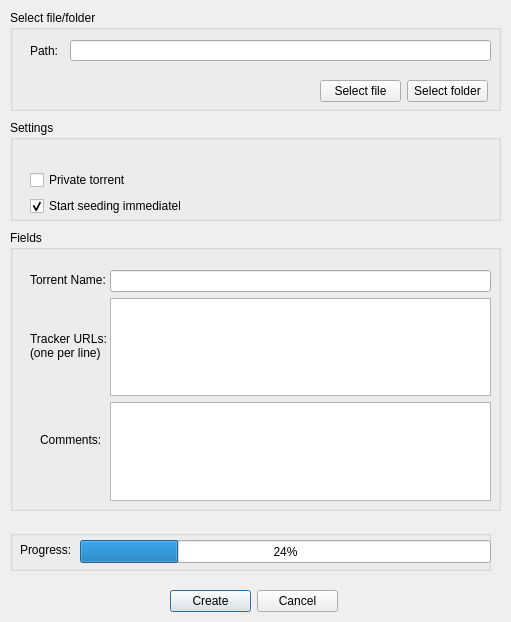
ambarishsatheesh/Bittorrent-Client, file BittorrentGUI/createtorrent.ui: the form before one commit.
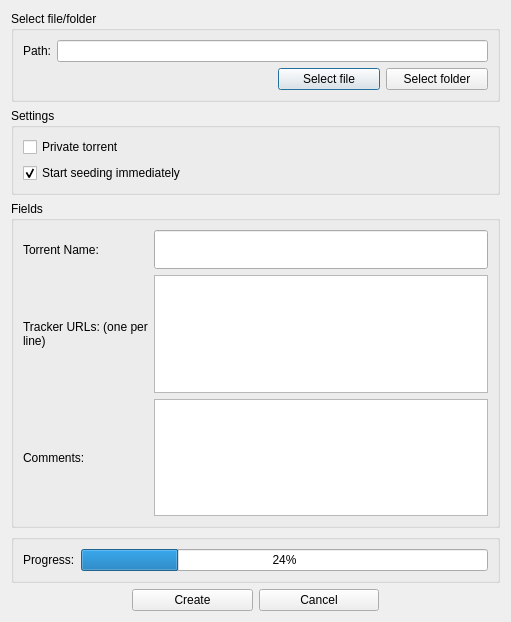
The form after the commit.

Commit message: -add proper layouts to createTorrent ui designer form so that it scales properly

```diff
--- a/BittorrentGUI/createtorrent.ui
+++ b/BittorrentGUI/createtorrent.ui
@@ -13,109 +13,42 @@
   <property name="windowTitle">
    <string>Dialog</string>
   </property>
-  <widget class="QWidget" name="layoutWidget">
-   <property name="geometry">
-    <rect>
-     <x>170</x>
-     <y>590</y>
-     <width>168</width>
-     <height>23</height>
-    </rect>
-   </property>
-   <layout class="QHBoxLayout" name="finalButtons">
+  <layout class="QVBoxLayout" name="verticalLayout_2">
     <item>
-     <widget class="QPushButton" name="buttonCreate">
-      <property name="text">
-       <string>Create</string>
-      </property>
-     </widget>
-    </item>
-    <item>
-     <widget class="QPushButton" name="buttonCancel">
-      <property name="text">
-       <string>Cancel</string>
-      </property>
-     </widget>
-    </item>
-   </layout>
-  </widget>
-  <widget class="QGroupBox" name="settingsGroup">
-   <property name="geometry">
-    <rect>
-     <x>10</x>
-     <y>120</y>
-     <width>491</width>
-     <height>101</height>
-    </rect>
-   </property>
-   <property name="title">
-    <string>Settings</string>
-   </property>
-   <widget class="QWidget" name="layoutWidget">
-    <property name="geometry">
-     <rect>
-      <x>20</x>
-      <y>50</y>
-      <width>151</width>
-      <height>46</height>
-     </rect>
-    </property>
-    <layout class="QVBoxLayout" name="verticalLayout_3">
-     <item>
-      <widget class="QCheckBox" name="privateCheckBox">
-       <property name="text">
-        <string>Private torrent</string>
-       </property>
-      </widget>
-     </item>
-     <item>
-      <widget class="QCheckBox" name="startSeedingCheckBox">
-       <property name="text">
-        <string>Start seeding immediately</string>
-       </property>
-       <property name="checked">
-        <bool>true</bool>
-       </property>
-      </widget>
-     </item>
-    </layout>
-   </widget>
-  </widget>
   <widget class="QGroupBox" name="fileGroup">
-   <property name="geometry">
-    <rect>
-     <x>10</x>
-     <y>10</y>
-     <width>491</width>
-     <height>101</height>
-    </rect>
-   </property>
    <property name="title">
     <string>Select file/folder</string>
    </property>
+     <layout class="QVBoxLayout" name="verticalLayout_4">
+      <item>
+       <layout class="QHBoxLayout" name="horizontalLayout">
+        <item>
    <widget class="QLabel" name="label_3">
-    <property name="geometry">
-     <rect>
-      <x>20</x>
-      <y>30</y>
-      <width>31</width>
-      <height>21</height>
-     </rect>
-    </property>
     <property name="text">
      <string>Path:</string>
     </property>
    </widget>
-   <widget class="QWidget" name="layoutWidget_2">
-    <property name="geometry">
-     <rect>
-      <x>310</x>
-      <y>70</y>
-      <width>168</width>
-      <height>23</height>
-     </rect>
-    </property>
-    <layout class="QHBoxLayout" name="fileSelect">
+        </item>
+        <item>
+         <widget class="QLineEdit" name="pathField"/>
+        </item>
+       </layout>
+      </item>
+      <item>
+       <layout class="QHBoxLayout" name="fileSelect" stretch="5,2,2">
+        <item>
+         <spacer name="horizontalSpacer">
+          <property name="orientation">
+           <enum>Qt::Horizontal</enum>
+          </property>
+          <property name="sizeHint" stdset="0">
+           <size>
+            <width>40</width>
+            <height>20</height>
+           </size>
+          </property>
+         </spacer>
+        </item>
      <item>
       <widget class="QPushButton" name="selectFile">
        <property name="text">
@@ -131,52 +64,59 @@
       </widget>
      </item>
     </layout>
-   </widget>
-   <widget class="QLineEdit" name="pathField">
-    <property name="geometry">
-     <rect>
-      <x>60</x>
-      <y>30</y>
-      <width>421</width>
-      <height>21</height>
-     </rect>
-    </property>
-   </widget>
-  </widget>
+      </item>
+     </layout>
+    </widget>
+   </item>
+   <item>
+    <widget class="QGroupBox" name="settingsGroup">
+     <property name="title">
+      <string>Settings</string>
+     </property>
+     <layout class="QVBoxLayout" name="verticalLayout_5">
+      <item>
+       <layout class="QVBoxLayout" name="verticalLayout_3">
+        <item>
+         <widget class="QCheckBox" name="privateCheckBox">
+          <property name="text">
+           <string>Private torrent</string>
+          </property>
+         </widget>
+        </item>
+        <item>
+         <widget class="QCheckBox" name="startSeedingCheckBox">
+          <property name="text">
+           <string>Start seeding immediately</string>
+          </property>
+          <property name="checked">
+           <bool>true</bool>
+          </property>
+         </widget>
+        </item>
+       </layout>
+      </item>
+     </layout>
+    </widget>
+   </item>
+   <item>
   <widget class="QGroupBox" name="fieldGroup">
-   <property name="geometry">
-    <rect>
-     <x>10</x>
-     <y>230</y>
-     <width>491</width>
-     <height>281</height>
-    </rect>
-   </property>
    <property name="title">
     <string>Fields</string>
    </property>
-   <widget class="QLabel" name="label">
-    <property name="geometry">
-     <rect>
-      <x>30</x>
-      <y>200</y>
-      <width>61</width>
-      <height>20</height>
-     </rect>
-    </property>
+     <layout class="QHBoxLayout" name="horizontalLayout_4">
+      <item>
+       <layout class="QHBoxLayout" name="horizontalLayout_2">
+        <item>
+         <layout class="QVBoxLayout" name="verticalLayout_6" stretch="1,3,3">
+          <item>
+           <widget class="QLabel" name="label_5">
     <property name="text">
-     <string>Comments:</string>
-    </property>
-   </widget>
+             <string>Torrent Name:</string>
+            </property>
+           </widget>
+          </item>
+          <item>
    <widget class="QLabel" name="label_2">
-    <property name="geometry">
-     <rect>
-      <x>20</x>
-      <y>100</y>
-      <width>81</width>
-      <height>31</height>
-     </rect>
-    </property>
     <property name="text">
      <string>Tracker URLs: (one per line)</string>
     </property>
@@ -184,21 +124,34 @@
      <bool>true</bool>
     </property>
    </widget>
-   <widget class="QWidget" name="layoutWidget">
-    <property name="geometry">
-     <rect>
-      <x>100</x>
-      <y>40</y>
-      <width>381</width>
-      <height>231</height>
-     </rect>
-    </property>
-    <layout class="QVBoxLayout" name="verticalLayout_2">
+          </item>
      <item>
-      <widget class="QLineEdit" name="torrentName"/>
-     </item>
+           <widget class="QLabel" name="label">
+            <property name="text">
+             <string>Comments:</string>
+            </property>
+           </widget>
+          </item>
+         </layout>
+        </item>
      <item>
-      <layout class="QVBoxLayout" name="verticalLayout">
+         <layout class="QVBoxLayout" name="verticalLayout" stretch="1,3,3">
+          <item>
+           <widget class="QLineEdit" name="torrentName">
+            <property name="sizePolicy">
+             <sizepolicy hsizetype="Expanding" vsizetype="Expanding">
+              <horstretch>0</horstretch>
+              <verstretch>0</verstretch>
+             </sizepolicy>
+            </property>
+            <property name="minimumSize">
+             <size>
+              <width>0</width>
+              <height>0</height>
+             </size>
+            </property>
+           </widget>
+          </item>
        <item>
         <widget class="QTextEdit" name="trackerUrls"/>
        </item>
@@ -208,60 +161,78 @@
       </layout>
      </item>
     </layout>
-   </widget>
-   <widget class="QLabel" name="label_5">
-    <property name="geometry">
-     <rect>
-      <x>20</x>
-      <y>40</y>
-      <width>81</width>
-      <height>20</height>
-     </rect>
-    </property>
-    <property name="text">
-     <string>Torrent Name:</string>
-    </property>
-   </widget>
-  </widget>
+      </item>
+     </layout>
+    </widget>
+   </item>
+   <item>
   <widget class="QGroupBox" name="groupBox">
-   <property name="geometry">
-    <rect>
-     <x>10</x>
-     <y>530</y>
-     <width>481</width>
-     <height>41</height>
-    </rect>
-   </property>
    <property name="title">
     <string/>
    </property>
+     <layout class="QHBoxLayout" name="horizontalLayout_3">
+      <item>
    <widget class="QLabel" name="label_4">
-    <property name="geometry">
-     <rect>
-      <x>10</x>
-      <y>10</y>
-      <width>51</width>
-      <height>20</height>
-     </rect>
-    </property>
     <property name="text">
      <string>Progress:</string>
     </property>
    </widget>
+      </item>
+      <item>
    <widget class="QProgressBar" name="progressBar">
-    <property name="geometry">
-     <rect>
-      <x>70</x>
-      <y>10</y>
-      <width>411</width>
-      <height>23</height>
-     </rect>
-    </property>
     <property name="value">
      <number>24</number>
     </property>
    </widget>
-  </widget>
+      </item>
+     </layout>
+    </widget>
+   </item>
+   <item>
+    <layout class="QHBoxLayout" name="finalButtons" stretch="1,1,1,1">
+     <item>
+      <spacer name="horizontalSpacer_2">
+       <property name="orientation">
+        <enum>Qt::Horizontal</enum>
+       </property>
+       <property name="sizeHint" stdset="0">
+        <size>
+         <width>40</width>
+         <height>20</height>
+        </size>
+       </property>
+      </spacer>
+     </item>
+     <item>
+      <widget class="QPushButton" name="buttonCreate">
+       <property name="text">
+        <string>Create</string>
+       </property>
+      </widget>
+     </item>
+     <item>
+      <widget class="QPushButton" name="buttonCancel">
+       <property name="text">
+        <string>Cancel</string>
+       </property>
+      </widget>
+     </item>
+     <item>
+      <spacer name="horizontalSpacer_3">
+       <property name="orientation">
+        <enum>Qt::Horizontal</enum>
+       </property>
+       <property name="sizeHint" stdset="0">
+        <size>
+         <width>40</width>
+         <height>20</height>
+        </size>
+       </property>
+      </spacer>
+     </item>
+    </layout>
+   </item>
+  </layout>
  </widget>
  <resources/>
  <connections/>
```
Lines whose indentation alone changed are shown as unchanged.
